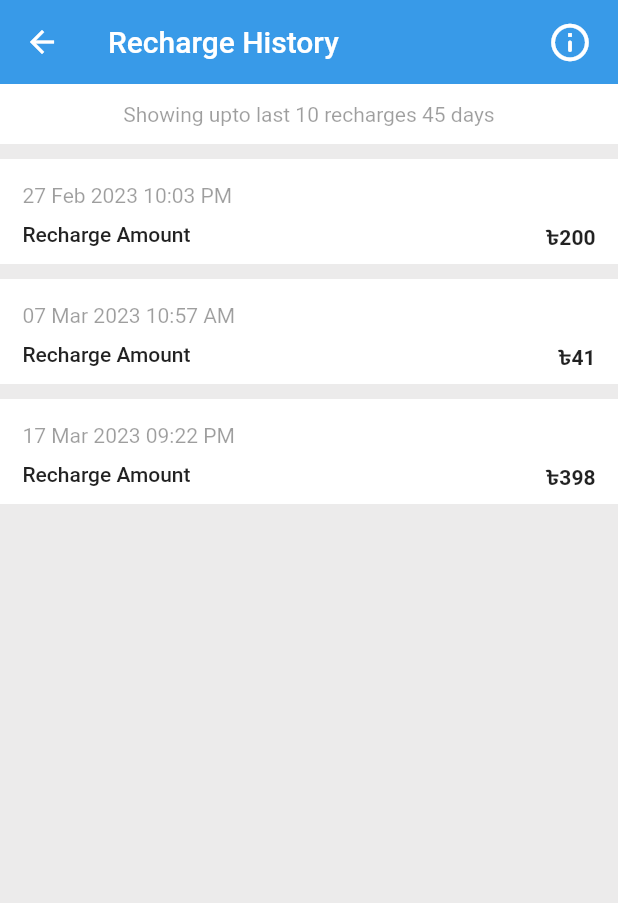
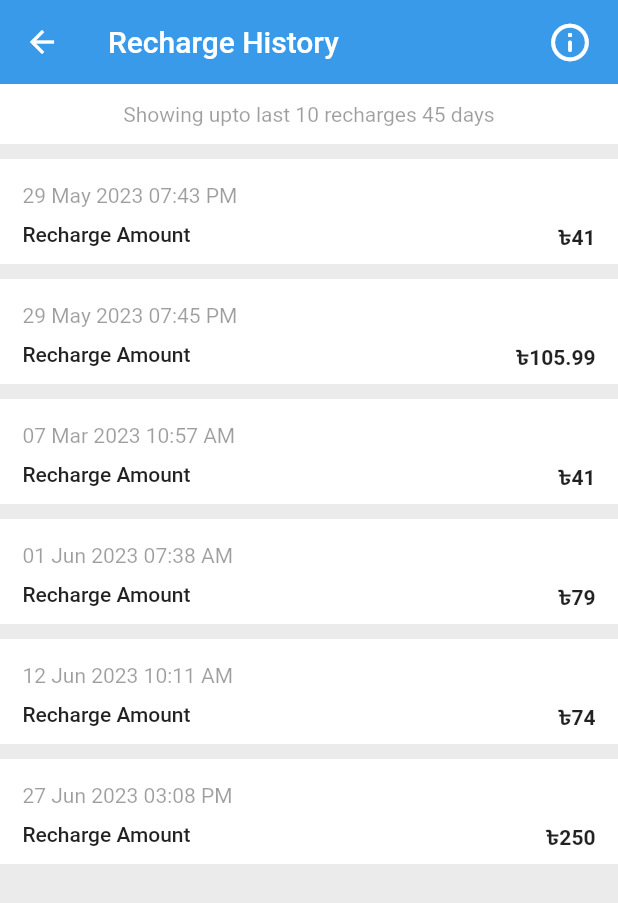
Before and after one commit to ShahoriarNahid/flutter_webrtc_demo, a Flutter app: the RHistoryPage screen opened directly, on a phone screen of 412 x 824 dp. Shown: the top 903 px of the screen. Run offline on Flutter 3.47's test engine with Material 2 defaults, Android fonts, the light colour scheme and no system bars; our stand-ins replace camera, dio, get, socket_io_client; missing offline and left inert: dart:ffi, flutter_webrtc; network calls fail.

Commit message:
Update r_history.dart

```diff
--- a/lib/page/r_history.dart
+++ b/lib/page/r_history.dart
@@ -180,7 +180,7 @@ class RHistoryPage extends StatelessWidget {
                 mainAxisAlignment: MainAxisAlignment.start,
                 crossAxisAlignment: CrossAxisAlignment.start,
                 children: [
-                  Text('27 Feb 2023 10:03 PM', style: TextStyle(color: Colors.black38)),
+                  Text('29 May 2023 07:43 PM', style: TextStyle(color: Colors.black38)),
                   SizedBox(
                     height: 10,
                   ),
@@ -193,7 +193,45 @@ class RHistoryPage extends StatelessWidget {
                       ),
                       Spacer(),
                       Text(
-                        '৳200',
+                        '৳41',
+                        style: TextStyle(fontWeight: FontWeight.w700),
+                      ),
+                      SizedBox(
+                        width: 15,
+                      )
+                    ],
+                  ),
+                ],
+              ),
+            ),
+          ),
+          SizedBox(
+            height: 10,
+          ),
+          Container(
+            width: Get.width,
+            height: 70,
+            color: Colors.white,
+            child: Padding(
+              padding: EdgeInsets.only(left: 15, top: 16),
+              child: Column(
+                mainAxisAlignment: MainAxisAlignment.start,
+                crossAxisAlignment: CrossAxisAlignment.start,
+                children: [
+                  Text('29 May 2023 07:45 PM', style: TextStyle(color: Colors.black38)),
+                  SizedBox(
+                    height: 10,
+                  ),
+                  Row(
+                    crossAxisAlignment: CrossAxisAlignment.start,
+                    children: [
+                      Text(
+                        'Recharge Amount',
+                        style: TextStyle(fontWeight: FontWeight.w500),
+                      ),
+                      Spacer(),
+                      Text(
+                        '৳105.99',
                         style: TextStyle(fontWeight: FontWeight.w700),
                       ),
                       SizedBox(
@@ -256,7 +294,7 @@ class RHistoryPage extends StatelessWidget {
                 mainAxisAlignment: MainAxisAlignment.start,
                 crossAxisAlignment: CrossAxisAlignment.start,
                 children: [
-                  Text('17 Mar 2023 09:22 PM', style: TextStyle(color: Colors.black38)),
+                  Text('01 Jun 2023 07:38 AM', style: TextStyle(color: Colors.black38)),
                   SizedBox(
                     height: 10,
                   ),
@@ -269,7 +307,83 @@ class RHistoryPage extends StatelessWidget {
                       ),
                       Spacer(),
                       Text(
-                        '৳398',
+                        '৳79',
+                        style: TextStyle(fontWeight: FontWeight.w700),
+                      ),
+                      SizedBox(
+                        width: 15,
+                      )
+                    ],
+                  ),
+                ],
+              ),
+            ),
+          ),
+          SizedBox(
+            height: 10,
+          ),
+          Container(
+            width: Get.width,
+            height: 70,
+            color: Colors.white,
+            child: Padding(
+              padding: EdgeInsets.only(left: 15, top: 16),
+              child: Column(
+                mainAxisAlignment: MainAxisAlignment.start,
+                crossAxisAlignment: CrossAxisAlignment.start,
+                children: [
+                  Text('12 Jun 2023 10:11 AM', style: TextStyle(color: Colors.black38)),
+                  SizedBox(
+                    height: 10,
+                  ),
+                  Row(
+                    crossAxisAlignment: CrossAxisAlignment.start,
+                    children: [
+                      Text(
+                        'Recharge Amount',
+                        style: TextStyle(fontWeight: FontWeight.w500),
+                      ),
+                      Spacer(),
+                      Text(
+                        '৳74',
+                        style: TextStyle(fontWeight: FontWeight.w700),
+                      ),
+                      SizedBox(
+                        width: 15,
+                      )
+                    ],
+                  ),
+                ],
+              ),
+            ),
+          ),
+          SizedBox(
+            height: 10,
+          ),
+          Container(
+            width: Get.width,
+            height: 70,
+            color: Colors.white,
+            child: Padding(
+              padding: EdgeInsets.only(left: 15, top: 16),
+              child: Column(
+                mainAxisAlignment: MainAxisAlignment.start,
+                crossAxisAlignment: CrossAxisAlignment.start,
+                children: [
+                  Text('27 Jun 2023 03:08 PM', style: TextStyle(color: Colors.black38)),
+                  SizedBox(
+                    height: 10,
+                  ),
+                  Row(
+                    crossAxisAlignment: CrossAxisAlignment.start,
+                    children: [
+                      Text(
+                        'Recharge Amount',
+                        style: TextStyle(fontWeight: FontWeight.w500),
+                      ),
+                      Spacer(),
+                      Text(
+                        '৳250',
                         style: TextStyle(fontWeight: FontWeight.w700),
                       ),
                       SizedBox(
```
